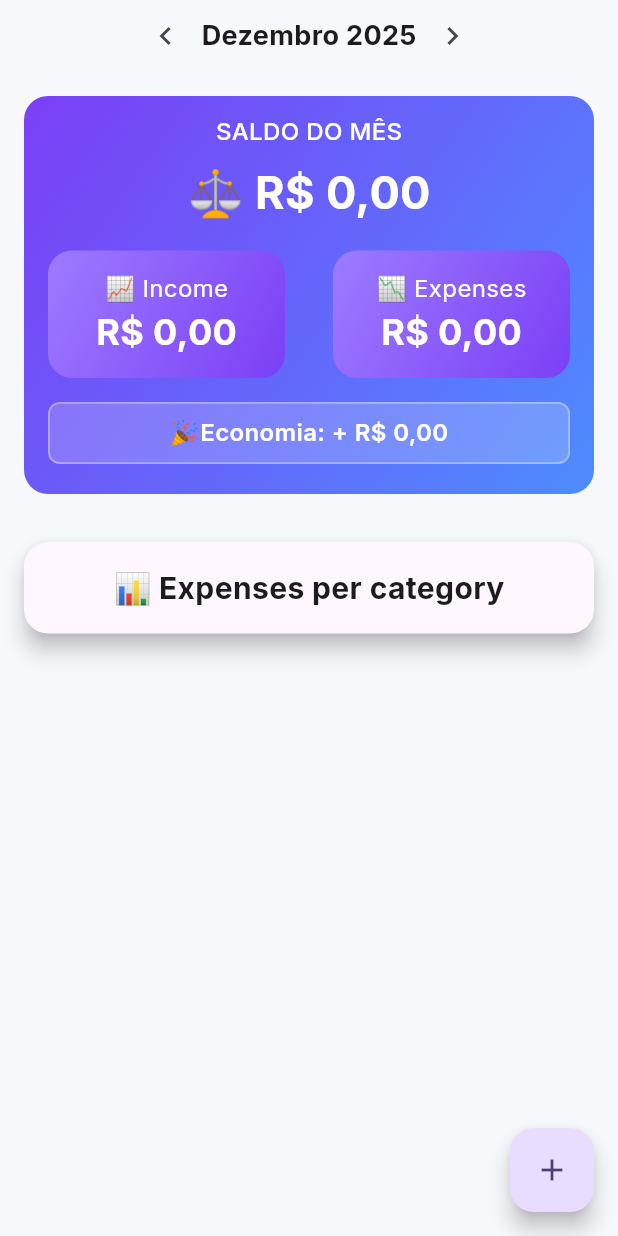
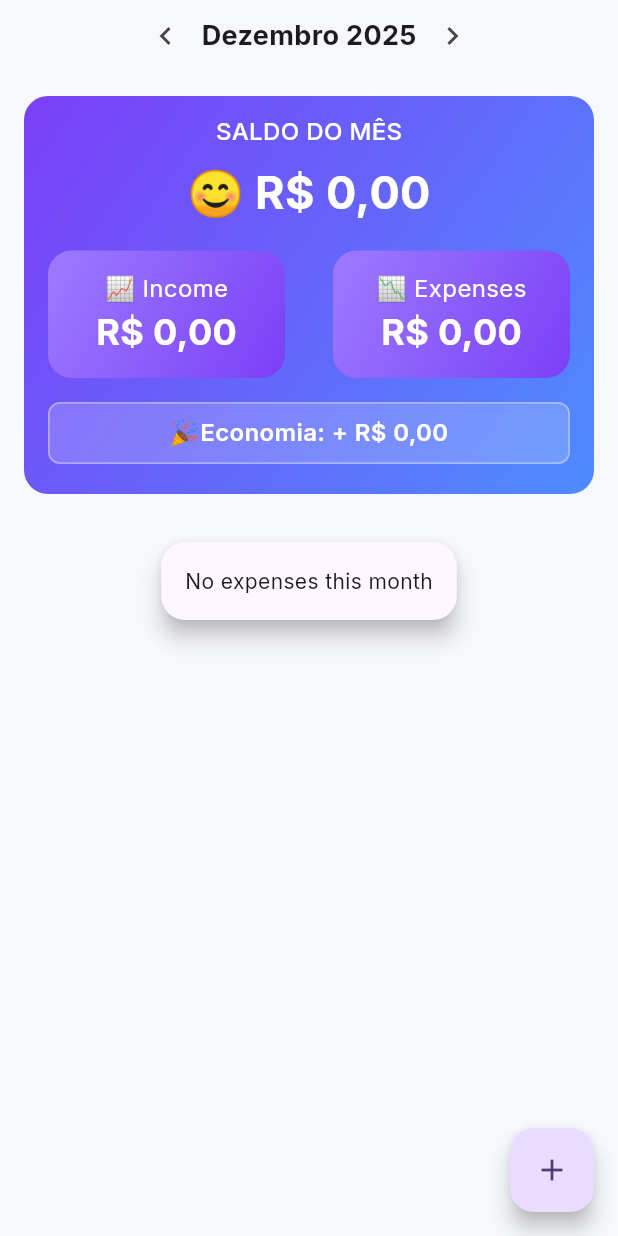
Before and after one commit to JohnnyFa/finances-control, a Flutter app: the screen it shows after launch, after a tap on the "chevron left" icon, on a phone screen of 412 x 824 dp. Run offline on Flutter 3.47's test engine with Material 3 defaults, Android fonts, the phone set to English and light mode, and no system bars; our stand-ins replace dio, equatable, fl_chart, flutter_bloc, flutter_multi_formatter, get_it and 2 more; missing offline and left inert: big_decimal; accounts and stored records are empty; generated files the repository leaves out were written again.

Commit message:
feat: Add expenses per category chart to home screen
This commit introduces a new "Expenses per category" section on the home screen, featuring a pie chart and a list of expenses broken down by category.

Key changes:
- **Home Screen UI**:
    - Adds a pie chart to visualize expense distribution.
    - Displays a list of categories with their corresponding total amounts and percentage of total expenses.
    - Implements a reload mechanism on the home screen after a new transaction is created.
- **Home ViewModel & State**:
    - Implements `HomeViewModel` to fetch and process monthly expense data.
    - Manages the state for loading, success, and error scenarios.
    - Calculates totals and percentages for each expense category.
- **Data & Domain**:
    - Creates `ExpenseCategorySummary` to model the data for the chart.
    - Adds `get_expenses_by_month` use case to fetch filtered transactions.
    - Updates `TransactionRepository` and its implementation to filter transactions by month and type.
- **Database**:
    - Modifies the `transactions` table `amount` column from `TEXT` to `INTEGER` to store cents, improving precision.
    - Updates data mapping to handle the new integer-based amount.
- **Dependencies**:
    - Upgrades `fl_chart` to version `1.1.1`.

```diff
--- a/lib/core/db/database_helper.dart
+++ b/lib/core/db/database_helper.dart
@@ -17,11 +17,7 @@ class DatabaseHelper {
     final dbPath = await getDatabasesPath();
     final path = join(dbPath, filePath);
 
-    return await openDatabase(
-      path,
-      version: 1,
-      onCreate: _onCreate,
-    );
+    return await openDatabase(path, version: 1, onCreate: _onCreate);
   }
 
   Future<void> _onCreate(Database db, int version) async {
@@ -32,7 +28,7 @@ class DatabaseHelper {
     await db.execute('''
       CREATE TABLE transactions (
         id INTEGER PRIMARY KEY AUTOINCREMENT,
-        amount TEXT NOT NULL,
+        amount INTEGER NOT NULL,
         type TEXT NOT NULL,
         category TEXT NOT NULL,
         description TEXT,
--- a/lib/feat/home/di/home_injection.dart
+++ b/lib/feat/home/di/home_injection.dart
@@ -1,7 +1,8 @@
 import 'package:finances_control/core/di/setup_locator.dart';
+import 'package:finances_control/feat/home/usecase/get_expenses_by_month.dart';
 import 'package:finances_control/feat/home/viewmodel/home_viewmodel.dart';
 
 void homeInjection() {
-  getIt
-    .registerFactory(() => HomeViewModel());
+  getIt.registerFactory(() => GetExpensesByMonthUseCase(getIt()));
+  getIt.registerFactory(() => HomeViewModel(getIt()));
 }
--- /dev/null
+++ b/lib/feat/home/domain/expense_category_summary.dart
@@ -0,0 +1,14 @@
+import 'package:big_decimal/big_decimal.dart';
+import 'package:finances_control/feat/transaction/domain/category.dart';
+
+class ExpenseCategorySummary {
+  final Category category;
+  final BigDecimal total;
+  final double percentage;
+
+  ExpenseCategorySummary({
+    required this.category,
+    required this.total,
+    required this.percentage,
+  });
+}
--- a/lib/feat/home/ui/home_page.dart
+++ b/lib/feat/home/ui/home_page.dart
@@ -1,7 +1,14 @@
+import 'package:finances_control/core/formatters/currency_formatter.dart';
+import 'package:finances_control/feat/home/viewmodel/home_viewmodel.dart';
+import 'package:flutter/material.dart';
+import 'package:flutter_bloc/flutter_bloc.dart';
 import 'package:finances_control/feat/home/route/home_path.dart';
 import 'package:finances_control/widget/custom_text.dart';
 import 'package:finances_control/widget/month_year_selector.dart';
-import 'package:flutter/material.dart';
+
+import '../viewmodel/home_state.dart';
+import 'widget/expenses_pie_chart.dart';
+import 'widget/expense_category.dart';
 
 class HomePage extends StatefulWidget {
   const HomePage({super.key});
@@ -10,25 +17,95 @@ class HomePage extends StatefulWidget {
   State<HomePage> createState() => _HomePageState();
 }
 
-@override
 class _HomePageState extends State<HomePage> {
+  @override
+  void initState() {
+    super.initState();
+    final now = DateTime.now();
+    context.read<HomeViewModel>().load(now.year, now.month);
+  }
+
   @override
   Widget build(BuildContext context) {
     return SafeArea(
       child: Scaffold(
         floatingActionButton: FloatingActionButton(
-          onPressed: () {
-            Navigator.of(context).pushNamed(HomePath.transaction.path);
+          onPressed: () async {
+            final shouldReload = await Navigator.of(
+              context,
+            ).pushNamed(HomePath.transaction.path);
+
+            if (shouldReload == true && context.mounted) {
+              context.read<HomeViewModel>().reload();
+            }
           },
           child: const Icon(Icons.add),
         ),
-        body: Center(
+        body: SingleChildScrollView(
           child: Column(
             children: [
               MonthYearSelector(),
               _balance(context),
               _expensesPerCategory(context),
             ],
+          ),
+        ),
+      ),
+    );
+  }
+
+  Widget _expensesPerCategory(BuildContext context) {
+    return Container(
+      margin: const EdgeInsets.all(16),
+      child: Material(
+        elevation: 6,
+        borderRadius: BorderRadius.circular(16),
+        color: Theme.of(context).colorScheme.surface,
+        child: Padding(
+          padding: const EdgeInsets.all(16),
+          child: BlocBuilder<HomeViewModel, HomeState>(
+            builder: (context, state) {
+              if (state.status == HomeStatus.loading) {
+                return const Center(child: CircularProgressIndicator());
+              }
+
+              if (state.status == HomeStatus.error) {
+                return CustomText(
+                  description: state.error ?? 'Error loading data',
+                );
+              }
+
+              if (state.categories.isEmpty) {
+                return const CustomText(description: 'No expenses this month');
+              }
+
+              return Column(
+                crossAxisAlignment: CrossAxisAlignment.start,
+                children: [
+                  const CustomText(
+                    description: "📊 Expenses per category",
+                    fontSize: 20,
+                    fontWeight: FontWeight.w700,
+                  ),
+                  const SizedBox(height: 16),
+                  SizedBox(
+                    height: 280,
+                    child: expensesPieChart(context, state.categories),
+                  ),
+                  const SizedBox(height: 12),
+                  Column(
+                    children: state.categories.map((e) {
+                      return expenseCategoryTile(
+                        context,
+                        category: e.category,
+                        percent: e.percentage.round(),
+                        amount: formatCurrency(context, e.total),
+                      );
+                    }).toList(),
+                  ),
+                ],
+              );
+            },
           ),
         ),
       ),
@@ -57,7 +134,7 @@ class _HomePageState extends State<HomePage> {
           ),
           SizedBox(height: 8),
           CustomText(
-            description: "⚖️ R\$ 0,00",
+            description: "😊 R\$ 0,00",
             fontSize: 30,
             fontWeight: FontWeight.w700,
             color: Colors.white,
@@ -154,29 +231,4 @@ class _HomePageState extends State<HomePage> {
       ),
     );
   }
-
-  Container _expensesPerCategory(BuildContext context) {
-    return Container(
-      margin: const EdgeInsets.all(16),
-      child: Material(
-        elevation: 6,
-        borderRadius: BorderRadius.circular(16),
-        color: Theme.of(context).colorScheme.surface,
-        child: Container(
-          width: double.infinity,
-          color: Theme.of(context).colorScheme.surface,
-          margin: const EdgeInsets.all(16),
-          child: Column(
-            children: [
-              const CustomText(
-                description: "📊 Expenses per category",
-                fontSize: 20,
-                fontWeight: FontWeight.w700,
-              ),
-            ],
-          ),
-        ),
-      ),
-    );
-  }
 }
--- /dev/null
+++ b/lib/feat/home/usecase/get_expenses_by_month.dart
@@ -0,0 +1,12 @@
+import 'package:finances_control/feat/transaction/domain/transaction.dart';
+import 'package:finances_control/feat/transaction/domain/transaction_repository.dart';
+
+class GetExpensesByMonthUseCase {
+  final TransactionRepository repository;
+
+  GetExpensesByMonthUseCase(this.repository);
+
+  Future<List<Transaction>> call(int year, int month) {
+    return repository.getByMonth(year: year, month: month, onlyExpenses: true);
+  }
+}
--- /dev/null
+++ b/lib/feat/home/viewmodel/home_state.dart
@@ -0,0 +1,41 @@
+import 'package:equatable/equatable.dart';
+import 'package:finances_control/feat/home/domain/expense_category_summary.dart';
+
+enum HomeStatus { initial, loading, success, error }
+
+class HomeState extends Equatable {
+  final HomeStatus status;
+  final List<ExpenseCategorySummary> categories;
+  final String? error;
+  final int? year;
+  final int? month;
+
+  const HomeState({
+    required this.status,
+    this.categories = const [],
+    this.error,
+    this.year,
+    this.month,
+  });
+
+  factory HomeState.initial() => const HomeState(status: HomeStatus.initial);
+
+  HomeState copyWith({
+    HomeStatus? status,
+    List<ExpenseCategorySummary>? categories,
+    String? error,
+    int? year,
+    int? month,
+  }) {
+    return HomeState(
+      status: status ?? this.status,
+      categories: categories ?? this.categories,
+      error: error,
+      year: year ?? this.year,
+      month: month ?? this.month,
+    );
+  }
+
+  @override
+  List<Object?> get props => [status, categories, error];
+}
--- a/lib/feat/home/viewmodel/home_viewmodel.dart
+++ b/lib/feat/home/viewmodel/home_viewmodel.dart
@@ -1,3 +1,63 @@
-class HomeViewModel {
+import 'package:big_decimal/big_decimal.dart';
+import 'package:finances_control/feat/home/domain/expense_category_summary.dart';
+import 'package:finances_control/feat/home/usecase/get_expenses_by_month.dart';
+import 'package:finances_control/feat/home/viewmodel/home_state.dart';
+import 'package:finances_control/feat/transaction/domain/category.dart';
+import 'package:flutter_bloc/flutter_bloc.dart';
 
+class HomeViewModel extends Cubit<HomeState> {
+  final GetExpensesByMonthUseCase getExpenses;
+
+  HomeViewModel(this.getExpenses) : super(HomeState.initial());
+
+  Future<void> load(int year, int month) async {
+    emit(state.copyWith(status: HomeStatus.loading));
+
+    try {
+      final transactions = await getExpenses(year, month);
+
+      if (transactions.isEmpty) {
+        emit(state.copyWith(status: HomeStatus.success, categories: []));
+        return;
+      }
+
+      final Map<Category, BigDecimal> totals = {};
+
+      for (final tx in transactions) {
+        totals.update(
+          tx.category,
+          (value) => value + tx.amount,
+          ifAbsent: () => tx.amount,
+        );
+      }
+
+      final BigDecimal grandTotal = totals.values.fold(
+        BigDecimal.zero,
+        (a, b) => a + b,
+      );
+
+      final summaries = totals.entries.map((entry) {
+        final double percentage = grandTotal == BigDecimal.zero
+            ? 0
+            : (entry.value.toDouble() / grandTotal.toDouble()) * 100;
+
+        return ExpenseCategorySummary(
+          category: entry.key,
+          total: entry.value,
+          percentage: percentage,
+        );
+      }).toList()..sort((a, b) => b.total.compareTo(a.total));
+
+      emit(state.copyWith(status: HomeStatus.success, categories: summaries));
+    } catch (e) {
+      emit(state.copyWith(status: HomeStatus.error, error: e.toString()));
+    }
+  }
+
+  Future<void> reload() async {
+    await load(
+      state.year ?? DateTime.now().year,
+      state.month ?? DateTime.now().month,
+    );
+  }
 }
--- a/lib/feat/transaction/data/local/transaction_local_repository.dart
+++ b/lib/feat/transaction/data/local/transaction_local_repository.dart
@@ -1,8 +1,7 @@
 import 'package:finances_control/feat/transaction/data/repo/transaction_dao.dart';
 import 'package:finances_control/feat/transaction/data/mapper/transaction_mapper.dart';
 import 'package:finances_control/feat/transaction/domain/transaction.dart';
-
-import '../../domain/transaction_repository.dart';
+import 'package:finances_control/feat/transaction/domain/transaction_repository.dart';
 
 class TransactionLocalRepository implements TransactionRepository {
   final TransactionDao dao;
@@ -19,4 +18,19 @@ class TransactionLocalRepository implements TransactionRepository {
     final data = await dao.findAll();
     return data.map(TransactionMapper.toDomain).toList();
   }
+
+  @override
+  Future<List<Transaction>> getByMonth({
+    required int year,
+    required int month,
+    bool onlyExpenses = false,
+  }) async {
+    final data = await dao.findByMonth(
+      year: year,
+      month: month,
+      onlyExpenses: onlyExpenses,
+    );
+
+    return data.map(TransactionMapper.toDomain).toList();
+  }
 }
--- a/lib/feat/transaction/data/mapper/transaction_mapper.dart
+++ b/lib/feat/transaction/data/mapper/transaction_mapper.dart
@@ -7,7 +7,7 @@ class TransactionMapper {
   static TransactionEntity toEntity(Transaction tx) {
     return TransactionEntity(
       id: tx.id,
-      amount: tx.amount.toString(),
+      amount: tx.amount.toInt(),
       type: EnumTransactionMapper.transactionTypeToDb(tx.type),
       category: EnumTransactionMapper.categoryToDb(tx.category),
       date: tx.date.toIso8601String(),
@@ -20,7 +20,7 @@ class TransactionMapper {
   static Transaction toDomain(TransactionEntity entity) {
     return Transaction(
       id: entity.id,
-      amount: BigDecimal.parse(entity.amount),
+      amount: BigDecimal.parse((entity.amount / 100).toStringAsFixed(2)),
       type: EnumTransactionMapper.transactionTypeFromDb(entity.type),
       category: EnumTransactionMapper.categoryFromDb(entity.category),
       date: DateTime.parse(entity.date),
--- a/lib/feat/transaction/data/repo/transaction_dao.dart
+++ b/lib/feat/transaction/data/repo/transaction_dao.dart
@@ -14,4 +14,29 @@ class TransactionDao {
     final result = await db.query("transactions", orderBy: "date DESC");
     return result.map(TransactionEntity.fromMap).toList();
   }
+
+  Future<List<TransactionEntity>> findByMonth({
+    required int year,
+    required int month,
+    bool onlyExpenses = false,
+  }) async {
+    final database = db.database;
+
+    final where = StringBuffer('year = ? AND month = ?');
+    final args = <Object>[year, month];
+
+    if (onlyExpenses) {
+      where.write(' AND type = ?');
+      args.add('expense');
+    }
+
+    final result = await database.query(
+      'transactions',
+      where: where.toString(),
+      whereArgs: args,
+      orderBy: 'date DESC',
+    );
+
+    return result.map(TransactionEntity.fromMap).toList();
+  }
 }
--- a/lib/feat/transaction/data/transaction_entity.dart
+++ b/lib/feat/transaction/data/transaction_entity.dart
@@ -1,6 +1,6 @@
 class TransactionEntity {
   final int? id;
-  final String amount;
+  final int amount;
   final String type;
   final String category;
   final String date;
@@ -31,7 +31,7 @@ class TransactionEntity {
   factory TransactionEntity.fromMap(Map<String, dynamic> map) =>
       TransactionEntity(
         id: map['id'] as int?,
-        amount: map['amount'] as String,
+        amount: map['amount'] as int,
         type: map['type'] as String,
         category: map['category'] as String,
         date: map['date'] as String,
--- a/lib/feat/transaction/domain/transaction_repository.dart
+++ b/lib/feat/transaction/domain/transaction_repository.dart
@@ -3,4 +3,9 @@ import 'package:finances_control/feat/transaction/domain/transaction.dart';
 abstract class TransactionRepository {
   Future<void> save(Transaction tx);
   Future<List<Transaction>> getAll();
+  Future<List<Transaction>> getByMonth({
+    required int year,
+    required int month,
+    bool onlyExpenses = false,
+  });
 }
--- a/lib/feat/transaction/ui/transaction_page.dart
+++ b/lib/feat/transaction/ui/transaction_page.dart
@@ -323,7 +323,7 @@ class _TransactionPageState extends State<TransactionPage> {
     );
 
     if (!mounted) return;
-    Navigator.pop(context);
+    Navigator.pop(context, true);
   }
 
   Future<void> _onError(TransactionState state) async {
--- a/pubspec.yaml
+++ b/pubspec.yaml
@@ -53,7 +53,7 @@ dependencies:
   intl: any
   sqflite: ^2.4.2
   google_fonts: ^7.0.0
-  fl_chart: ^0.60.0
+  fl_chart: ^1.1.1
   path: ^1.9.1
   big_decimal: ^0.5.0
   flutter_multi_formatter: ^2.13.10
```
Also changed, not shown: lib/core/formatters/currency_formatter.dart (added, +10 -0 lines), lib/core/route/app_navigation.dart (+9 -1 lines), lib/feat/home/ui/widget/expense_category.dart (added, +77 -0 lines), lib/feat/home/ui/widget/expenses_pie_chart.dart (added, +30 -0 lines), lib/feat/transaction/extension/category_extension.dart (+42 -0 lines), lib/common/common.dart (deleted), pubspec.lock.
